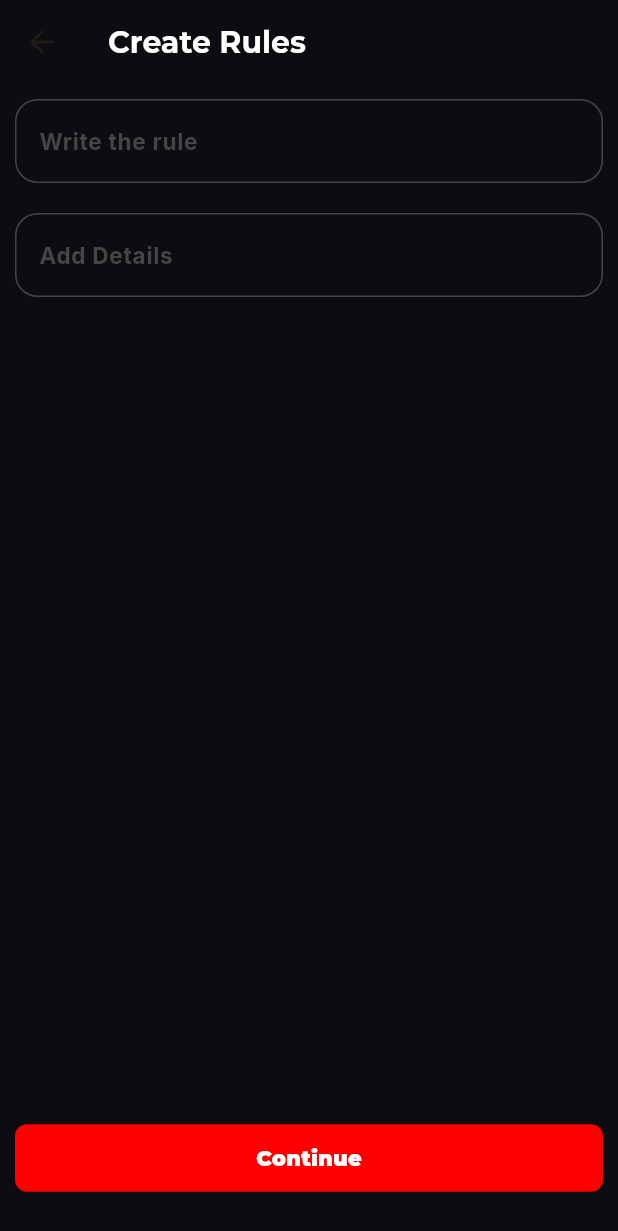
After one commit to zeo18/Ta_Rides, a Flutter app: the AddRules screen opened directly with sample values from the repository, on a phone screen of 412 x 824 dp. The commit adds this screen. Shown: the top 1231 px of the screen. Run offline on Flutter 3.47's test engine with Material 2 defaults, Android fonts, the phone set to English and light mode, and no system bars; our stand-ins replace google_fonts, image_picker.

Commit message:
Add private question and create rules

```diff
--- /dev/null
+++ b/lib/widget/create_group/add_rules.dart
@@ -0,0 +1,139 @@
+import 'package:flutter/material.dart';
+import 'package:google_fonts/google_fonts.dart';
+import 'package:ta_rides/models/community_info.dart';
+import 'package:ta_rides/models/user_info.dart';
+import 'package:ta_rides/widget/create_group/create_group_screen.dart';
+
+class AddRules extends StatefulWidget {
+  const AddRules({
+    super.key,
+    required this.onAddCommunity,
+    required this.user,
+    required this.onAddPost,
+  });
+
+  final Function(Community community) onAddCommunity;
+  final Function(Post post) onAddPost;
+  final Users user;
+
+  @override
+  State<AddRules> createState() => _AddRulesState();
+}
+
+class _AddRulesState extends State<AddRules> {
+  int onSelectedPrivacy = 1;
+
+  void goToFirstScreen() {
+    Navigator.push(
+      context,
+      MaterialPageRoute(
+        builder: (ctx) => CreateGroup(
+            onSelectedPrivacy: onSelectedPrivacy,
+            user: widget.user,
+            onAddCommunity: widget.onAddCommunity,
+            onAddPost: widget.onAddPost),
+      ),
+    );
+  }
+
+  @override
+  Widget build(BuildContext context) {
+    return Scaffold(
+      backgroundColor: const Color(0x3ff0C0D11),
+      appBar: AppBar(
+        title: Text(
+          'Create Rules',
+          style: Theme.of(context).textTheme.headline6!.copyWith(
+                color: Colors.white,
+                fontWeight: FontWeight.bold,
+                fontSize: 20,
+              ),
+        ),
+        backgroundColor: const Color(0x3ff0C0D11),
+      ),
+      body: Container(
+        margin: const EdgeInsets.all(10),
+        child: Column(
+          children: [
+            TextField(
+              style: GoogleFonts.inter(
+                color: Colors.white,
+                fontWeight: FontWeight.bold,
+              ),
+              //controller: ,
+              textInputAction: TextInputAction.done,
+              cursorColor: Colors.white,
+              decoration: InputDecoration(
+                hintText: 'Write the rule',
+                hintStyle: GoogleFonts.inter(
+                  color: const Color(0x3ff454545),
+                  fontSize: 15,
+                ),
+                focusedBorder: OutlineInputBorder(
+                  borderSide: const BorderSide(color: Colors.white),
+                  borderRadius: BorderRadius.circular(15),
+                ),
+                enabledBorder: OutlineInputBorder(
+                  borderSide: const BorderSide(color: Color(0x3ff454545)),
+                  borderRadius: BorderRadius.circular(15),
+                ),
+              ),
+            ),
+            const SizedBox(
+              height: 20,
+            ),
+            TextField(
+              style: GoogleFonts.inter(
+                color: Colors.white,
+                fontWeight: FontWeight.bold,
+              ),
+              //controller: ,
+              textInputAction: TextInputAction.done,
+              cursorColor: Colors.white,
+              decoration: InputDecoration(
+                hintText: 'Add Details',
+                hintStyle: GoogleFonts.inter(
+                  color: const Color(0x3ff454545),
+                  fontSize: 15,
+                ),
+                focusedBorder: OutlineInputBorder(
+                  borderSide: const BorderSide(color: Colors.white),
+                  borderRadius: BorderRadius.circular(15),
+                ),
+                enabledBorder: OutlineInputBorder(
+                  borderSide: const BorderSide(color: Color(0x3ff454545)),
+                  borderRadius: BorderRadius.circular(15),
+                ),
+              ),
+            ),
+            const SizedBox(
+              height: 550,
+            ),
+            ElevatedButton(
+              style: ElevatedButton.styleFrom(
+                backgroundColor: Color(0x3ffFF0000),
+                minimumSize: const Size(
+                  395,
+                  45,
+                ),
+                elevation: 0,
+                shape: RoundedRectangleBorder(
+                  borderRadius: BorderRadius.circular(8),
+                ),
+              ),
+              onPressed: goToFirstScreen,
+              child: Text(
+                'Continue',
+                style: Theme.of(context).textTheme.titleMedium!.copyWith(
+                      color: Colors.white,
+                      fontWeight: FontWeight.w900,
+                      fontSize: 14,
+                    ),
+              ),
+            ),
+          ],
+        ),
+      ),
+    );
+  }
+}
--- a/lib/widget/tab_widget/search.dart
+++ b/lib/widget/tab_widget/search.dart
@@ -130,6 +130,7 @@ class _SearchTabState extends State<SearchTab> {
     });
   }
 
+  int onSelectPrivacy = 0;
   void createGroup() {
     Navigator.of(context).push(
       MaterialPageRoute(
@@ -137,6 +138,7 @@ class _SearchTabState extends State<SearchTab> {
           user: widget.userUse,
           onAddCommunity: _addCommunity,
           onAddPost: _addPosting,
+          onSelectedPrivacy: onSelectPrivacy,
         ),
       ),
     );
--- a/pubspec.yaml
+++ b/pubspec.yaml
@@ -85,6 +85,8 @@ flutter:
     - assets/images/create_group_community/iconSelected3.png
     - assets/images/create_group_community/afterInputTextIcon.png
     - assets/images/create_group_community/Icon.png
+    - assets/images/create_group_community/checkedIcon.png
+    - assets/images/create_group_community/checkIcon.png
     - assets/images/community_images/cebu.png
     - assets/images/community_images/danao.png
     - assets/images/community_images/lapulapu.png
```
Also changed, not shown: lib/models/community_info.dart (+23 -1 lines), lib/widget/create_group/add_option.dart (deleted, +0 -50 lines), lib/widget/create_group/add_question.dart (+192 -78 lines), lib/widget/create_group/create_group_screen.dart (+33 -8 lines), lib/widget/tab_widget/for_you.dart (+5 -6 lines), assets/images/create_group_community/checkIcon.png (added), assets/images/create_group_community/checkedIcon.png (added), assets/images/create_group_community/iconSelected1.png, assets/images/create_group_community/iconSelected3.png.
